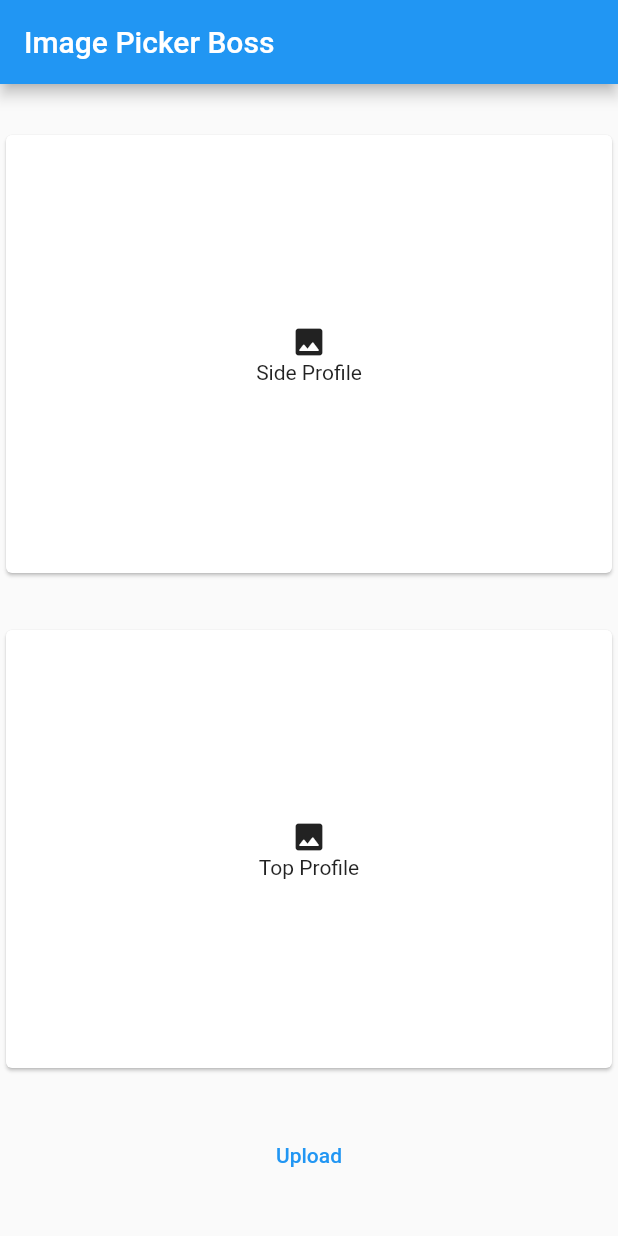
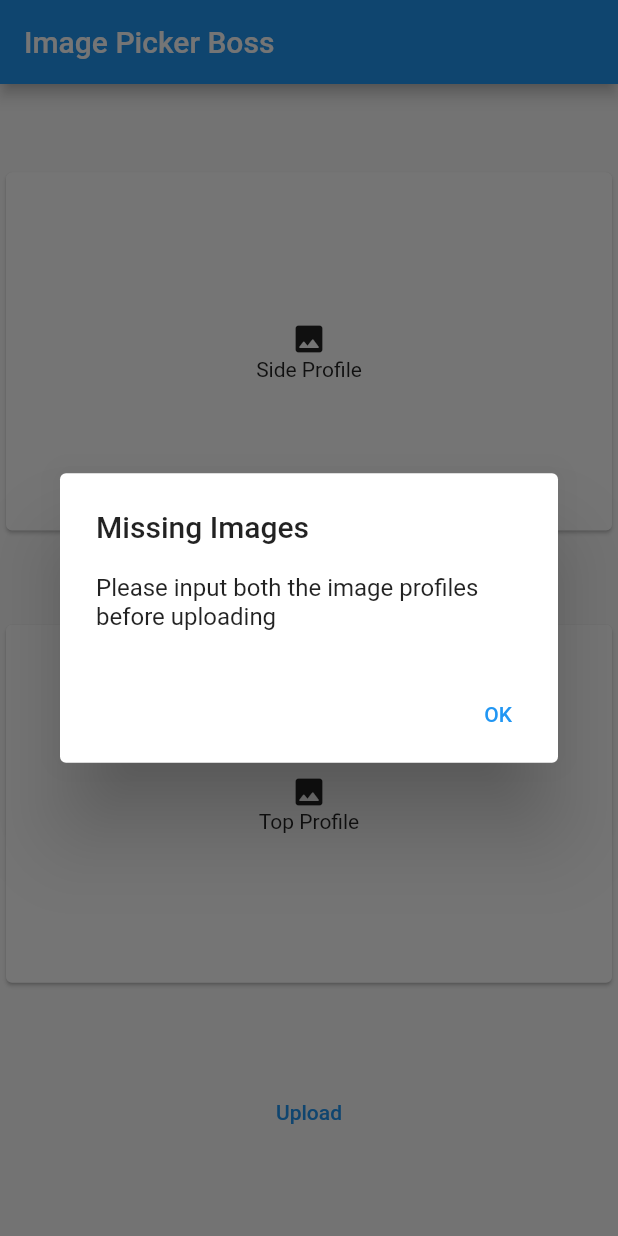
Before and after one commit to sathvik23reddy/FitFoot, a Flutter app: the screen it shows after launch, after a tap on "Upload", on a phone screen of 412 x 824 dp. Run offline on Flutter 3.47's test engine with Material 2 defaults, Android fonts, the phone set to English and light mode, and no system bars; our stand-ins replace adaptive_dialog, camera, image_picker; missing offline and left inert: cross_file_image.

Commit message:
Image Picker Refinement+Bug Fixes+Rechoose Image

```diff
--- a/lib/pages/image_picker.dart
+++ b/lib/pages/image_picker.dart
@@ -6,6 +6,7 @@ import 'package:image_picker/image_picker.dart';
 import 'package:cross_file_image/cross_file_image.dart';
 import 'dart:convert' as convert;
 import 'package:http/http.dart' as http;
+import 'package:adaptive_dialog/adaptive_dialog.dart';
 
 class imagePicker extends StatefulWidget {
   const imagePicker({super.key});
@@ -30,14 +31,43 @@ class _imagePickerState extends State<imagePicker> {
           mainAxisAlignment: MainAxisAlignment.spaceEvenly,
           crossAxisAlignment: CrossAxisAlignment.stretch,
           children: [
-            image1 == null
-                ? profileBoxUtil("Side Profile")
-                : SizedBox(width: 200.0, height: 300.0, child: image1),
-            image2 == null
-                ? profileBoxUtil("Top Profile")
-                : SizedBox(width: 200.0, height: 300.0, child: image2),
-            TextButton(
-                onPressed: () => postImage(), child: const Text('Upload'))
+            Column(
+              mainAxisAlignment: MainAxisAlignment.spaceAround,
+              crossAxisAlignment: CrossAxisAlignment.stretch,
+              children: [
+                image1 == null
+                    ? profileBoxUtil("Side Profile", width, height)
+                    : SizedBox(
+                        width: width, height: height / 3.34, child: image1),
+                image1 == null
+                    ? Container()
+                    : TextButton(
+                        onPressed: () => dialogBoxUtil("Side Profile"),
+                        child: const Text("Rechoose Side Profile")),
+              ],
+            ),
+            Column(
+                mainAxisAlignment: MainAxisAlignment.spaceAround,
+                crossAxisAlignment: CrossAxisAlignment.stretch,
+                children: [
+                  image2 == null
+                      ? profileBoxUtil("Top Profile", width, height)
+                      : SizedBox(
+                          width: width, height: height / 3.34, child: image2),
+                  image2 == null
+                      ? Container()
+                      : TextButton(
+                          onPressed: () => dialogBoxUtil("Top Profile"),
+                          child: const Text("Rechoose Top Profile"))
+                ]),
+            Center(
+              child: SizedBox(
+                width: width / 5,
+                height: height / 15,
+                child: TextButton(
+                    onPressed: () => postImage(), child: const Text('Upload')),
+              ),
+            )
           ],
         )));
   }
@@ -100,17 +130,17 @@ class _imagePickerState extends State<imagePicker> {
         });
   }
 
-  Widget profileBoxUtil(String name) {
+  Widget profileBoxUtil(String name, double width, double height) {
     return GestureDetector(
       onTap: () => dialogBoxUtil(name),
       child: SizedBox(
-          width: 200.0,
-          height: 300.0,
+          width: width,
+          height: height / 3.34,
           child: Card(
             child: Column(
               mainAxisAlignment: MainAxisAlignment.center,
               children: [
-                Center(child: Icon(Icons.insert_photo_rounded)),
+                const Center(child: Icon(Icons.insert_photo_rounded)),
                 Center(child: Text('$name')),
               ],
             ),
@@ -157,6 +187,13 @@ class _imagePickerState extends State<imagePicker> {
 
   Future<void> postImage() async {
     print("Entered post");
+    if (base64Image1 == null || base64Image2 == null) {
+      showOkAlertDialog(
+          context: context,
+          title: "Missing Images",
+          message: "Please input both the image profiles before uploading");
+      return;
+    }
     var url = ' '; //TBD
     final response = await http.post(
       url as Uri,
--- a/pubspec.yaml
+++ b/pubspec.yaml
@@ -43,6 +43,7 @@ dependencies:
   image_picker: ^0.8.6+1
   cross_file_image: ^1.0.0
   http: ^0.13.5
+  adaptive_dialog: ^1.8.2
 
 dev_dependencies:
   flutter_test:
```
Also changed, not shown: pubspec.lock, 5 other files.
